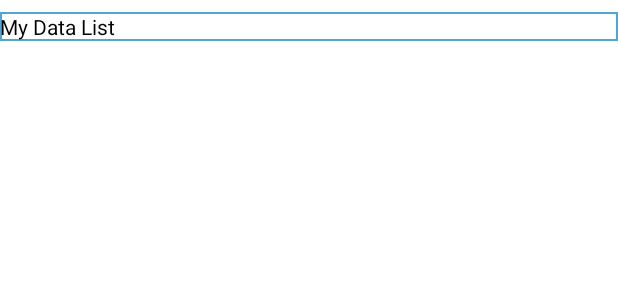
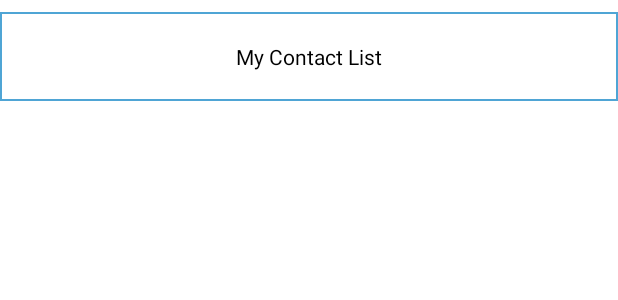
Before and after one commit to Dilroop123/CustomList-Api, an Android app: the layout activity_main.xml on its own in the app's theme, with its tools: preview values and no code run, on a phone screen of 412 x 824 dp. Shown: the top 300 px of the screen. Run offline under Robolectric (Android 15) with nearby library versions, the phone set to English and light mode, and no system bars; network calls fail.

Commit message:
Bug Solved -Custom List Intialised

```diff
--- a/app/src/main/java/com/example/mobileapplication1/GetContacts.java
+++ b/app/src/main/java/com/example/mobileapplication1/GetContacts.java
@@ -25,7 +25,7 @@ class GetContacts extends AsyncTask<String,Integer,String> implements AdapterVie
     ListView customList;
     Activity context;
     ProgressDialog loader;
-    ArrayList<Contact> contactArrayList;
+    ArrayList<Contact> contactArrayList =new ArrayList<>();
 
     public GetContacts(MainActivity mainActivity) {
         context=mainActivity;
--- a/app/src/main/res/layout/activity_main.xml
+++ b/app/src/main/res/layout/activity_main.xml
@@ -8,11 +8,12 @@
     <TextView
         android:layout_marginTop="8dp"
         android:layout_marginBottom="8dp"
-        android:layout_gravity="center"
+       android:textAlignment="center"
+        android:padding="20dp"
         android:id="@+id/fullName"
         android:background="@drawable/border"
         android:textColor="#000000"
-        android:text="My Data List"
+        android:text="My Contact List"
         android:layout_width="match_parent"
         android:layout_height="wrap_content"/>
     <ListView
--- a/app/src/main/res/layout/custom_list.xml
+++ b/app/src/main/res/layout/custom_list.xml
@@ -9,7 +9,6 @@
     <TextView
         android:layout_marginTop="8dp"
         android:id="@+id/name"
-        android:background="@drawable/border"
         android:textColor="#000000"
         android:layout_width="match_parent"
         android:layout_height="wrap_content"/>
@@ -17,7 +16,6 @@
         android:layout_marginTop="8dp"
         android:layout_marginBottom="8dp"
         android:id="@+id/fullName"
-        android:background="@drawable/border"
         android:textColor="#000000"
         android:layout_width="match_parent"
         android:layout_height="wrap_content"/>
```
Also changed, not shown: app/src/main/res/layout/activity_contact_description.xml (+15 -1 lines).
